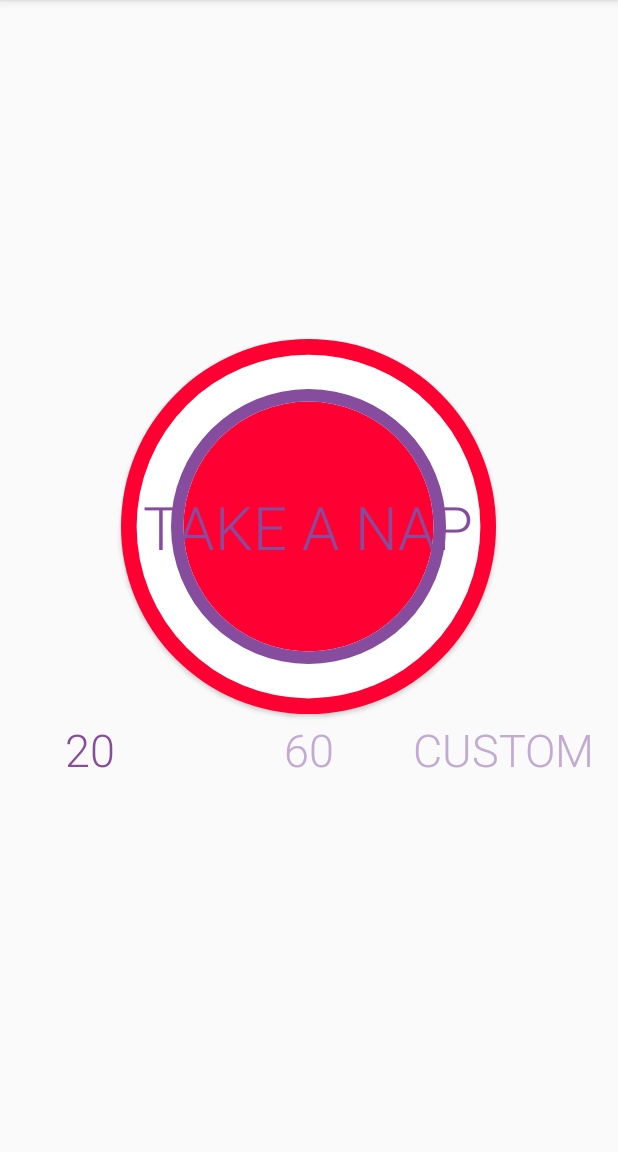
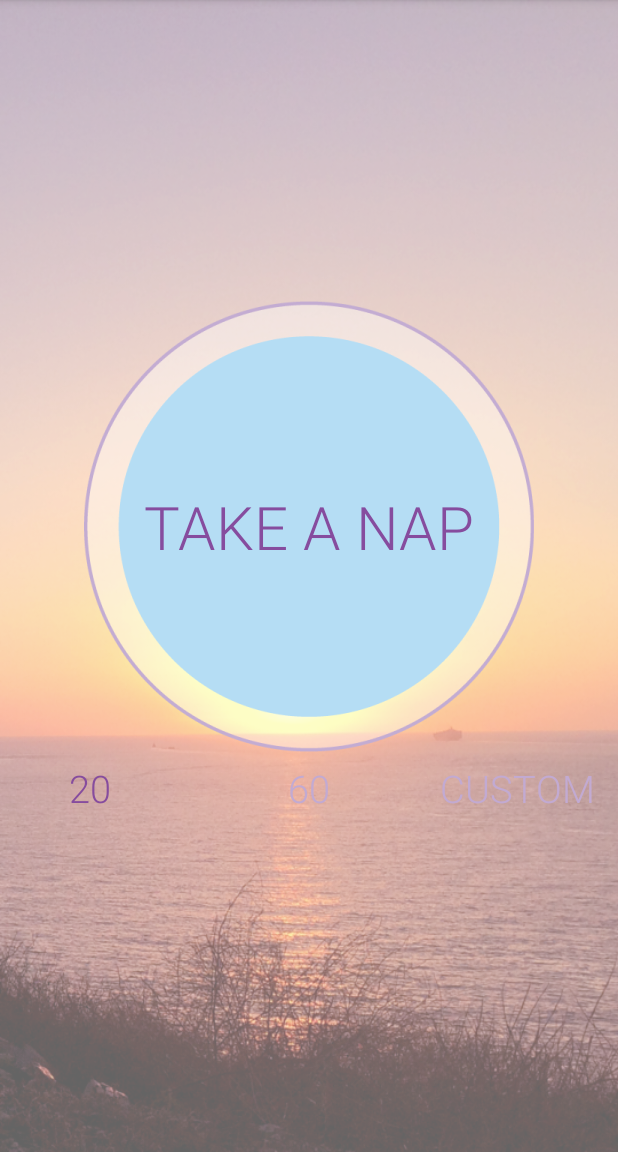
Before and after one commit to pcmakine/Napper, an Android app: the screen it shows after launch (MainActivity), on a phone screen of 412 x 824 dp, the part 84-1236 px from its top. Run offline under Robolectric (Android 15) with nearby library versions, the phone set to English and light mode, and no system bars.

Commit message:
new modification to show view

```diff
--- a/app/src/main/res/drawable-hdpi/roundedbutton.xml
+++ b/app/src/main/res/drawable-hdpi/roundedbutton.xml
@@ -1,58 +1,28 @@
 <?xml version="1.0" encoding="utf-8"?>
 <layer-list xmlns:android="http://schemas.android.com/apk/res/android" >
-    <!--
-
-     android:shape="oval">
-     <solid android:color="#B5DBF1"    <corners android:bottomRightRadius="100dip"
-         android:bottomLeftRadius="100dip"
-         android:topRightRadius="100dip"
-         android:topLeftRadius="100dip"
-
-    <padding
-        android:left="10dp"
-        android:top="10dp"
-        android:right="10dp"
-        android:bottom="10dp" />
-    <size
-        android:width="250dp"
-        android:height="250dp"/>
-
-    />-->
 
     <item>
-        <shape android:shape="oval" >
-            <solid android:color="#FF0033" />
+        <shape
+
+            android:shape="oval"
+            android:useLevel="false" >
+            <solid android:color="#ffffff" />
+            <stroke
+                android:width="2dp"
+                android:color="#C2AAD2" />
+            <size
+                android:height="200dip"
+                android:width="200dip" />
         </shape>
-
     </item>
-
-    <item>
-    <shape
-        android:innerRadiusRatio="3"
-        android:shape="ring"
-        android:thicknessRatio="8"
-        android:useLevel="false" >
-        <solid android:color="#ffffff" />
-        <size
-            android:height="250dip"
-            android:width="250dip" />
-    </shape>
-</item>
     <item>
         <shape
-            android:innerRadiusRatio="3"
             android:shape="ring"
-            android:thicknessRatio="30"
             android:useLevel="false" >
             <solid android:color="#864C9E" />
-
+            <size
+                android:height="250dip"
+                android:width="250dip" />
         </shape>
     </item>
-
-
-
-
-
-
-
 </layer-list>
--- a/app/src/main/res/layout/activity_main.xml
+++ b/app/src/main/res/layout/activity_main.xml
@@ -6,6 +6,7 @@
     android:paddingRight="@dimen/activity_horizontal_margin"
     android:paddingTop="@dimen/activity_vertical_margin"
     android:paddingBottom="@dimen/activity_vertical_margin"
+    android:background="@drawable/background_opacity"
     tools:context="com.nwodhcout.napper.app.MainActivity">
 
     <RelativeLayout
@@ -23,7 +24,7 @@
             android:textStyle="normal"
             android:textColor="#864C9E"
             android:layout_centerHorizontal="true"
-            android:background="@drawable/roundedbutton"
+            android:background="@drawable/buttonbghdpi"
             android:text="@string/take_nap"
             android:onClick="nap"
             />
@@ -39,7 +40,7 @@
                 android:layout_width="wrap_content"
                 android:layout_height="wrap_content"
                 android:text="@string/custom"
-                android:textSize = "30sp"
+                android:textSize = "25sp"
                 android:singleLine="true"
                 android:textColor = "#C2AAD2"
                 android:fontFamily="sans-serif-light"
@@ -52,7 +53,7 @@
                 android:layout_width="wrap_content"
                 android:layout_height="wrap_content"
                 android:text="20"
-                android:textSize = "30sp"
+                android:textSize = "25sp"
                 android:fontFamily="sans-serif-light"
                 android:layout_alignParentLeft="true"
                 android:textColor = "#C2AAD2"
@@ -64,7 +65,7 @@
                 android:layout_width="wrap_content"
                 android:layout_height="wrap_content"
                 android:text="60"
-                android:textSize = "30sp"
+                android:textSize = "25sp"
                 android:fontFamily="sans-serif-light"
                 android:textColor = "#C2AAD2"
                 android:layout_centerHorizontal="true"
--- a/app/src/main/res/values/strings.xml
+++ b/app/src/main/res/values/strings.xml
@@ -8,6 +8,7 @@
     <string name="title_activity_alarm_receiver">AlarmReceiverActivity</string>
 
     <string name="take_nap">Take a Nap</string>
+    <string name="napping">Napping...</string>
     <string name="custom">Custom</string>
     <string name="stop">Stop alarm</string>
     <string name= "cancel_alarm">Cancel alarm</string>
```
Also changed, not shown: app/src/main/res/drawable-hdpi/ringbutton.xml (+25 -11 lines), app/src/main/res/layout/activity_nap_feedback.xml (+24 -3 lines).
